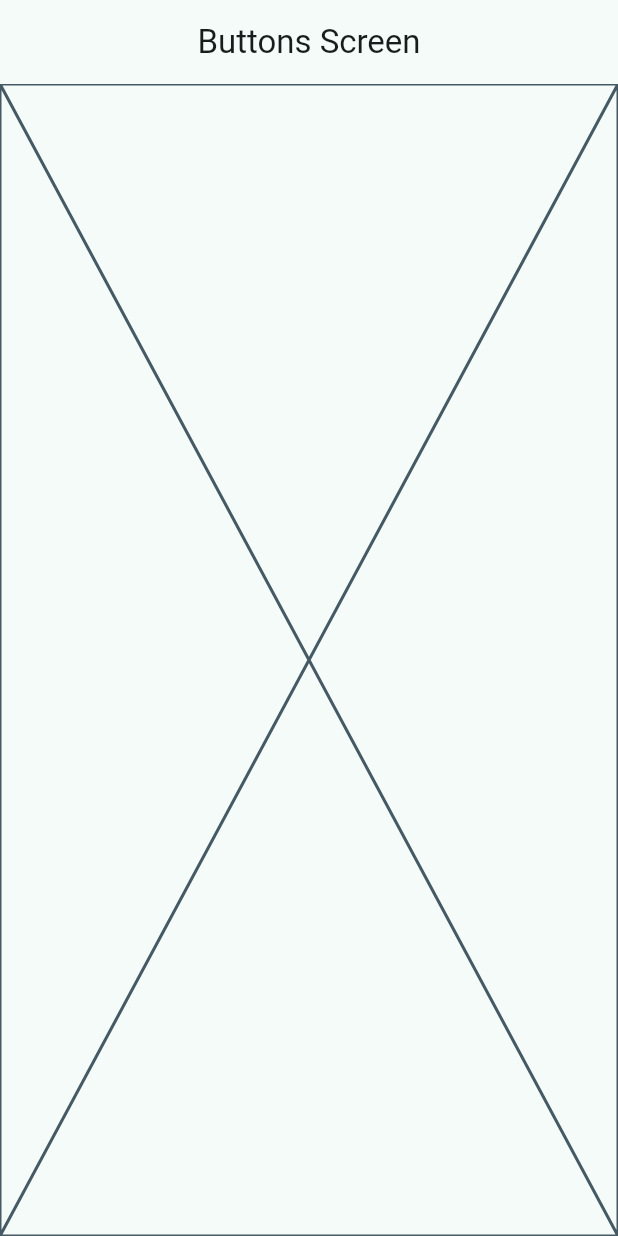
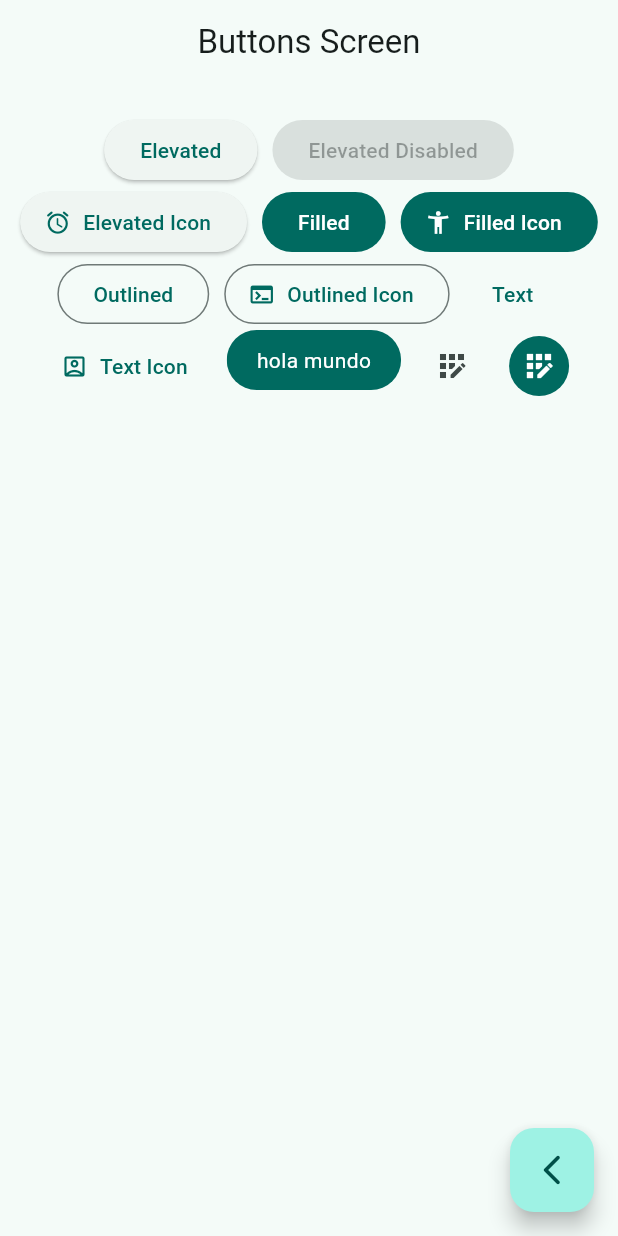
Before and after one commit to AlonsoAscencio/widgets_app, a Flutter app: the ButtonsScreen screen opened by its route, on a phone screen of 412 x 824 dp. Run offline on Flutter 3.47's test engine with Material 3 defaults, Android fonts, the phone set to English and light mode, and no system bars; our stand-ins replace go_router.

Commit message:
buttons finished

```diff
--- a/lib/config/presentation/screens/buttons/buttons_screen.dart
+++ b/lib/config/presentation/screens/buttons/buttons_screen.dart
@@ -1,7 +1,8 @@
 import 'package:flutter/material.dart';
-
+import 'package:go_router/go_router.dart';
 
 class ButtonsScreen extends StatelessWidget {
+  static const String name = 'buttons_screen';
   const ButtonsScreen({super.key});
 
   @override
@@ -10,7 +11,97 @@ class ButtonsScreen extends StatelessWidget {
       appBar: AppBar(
         title: const Text('Buttons Screen'),
       ),
-      body: const Placeholder(),
+      body: const _ButtonsView(),
+      floatingActionButton: FloatingActionButton(
+        child: const Icon(Icons.arrow_back_ios_new_rounded),
+        onPressed: () {
+          context.pop();
+        },
+      ),
     );
   }
 }
+
+class _ButtonsView extends StatelessWidget {
+  const _ButtonsView();
+
+  @override
+  Widget build(BuildContext context) {
+    final colors = Theme.of(context).colorScheme;
+
+    return SizedBox(
+      width: double.infinity,
+      child: Padding(
+        padding: const EdgeInsets.symmetric(horizontal: 10, vertical: 20),
+        child: Wrap(
+          spacing: 10,
+          alignment: WrapAlignment.center,
+          children: [
+            ElevatedButton(onPressed: () {}, child: const Text('Elevated')),
+            const ElevatedButton(
+                onPressed: null, child: Text('Elevated Disabled')),
+            ElevatedButton.icon(
+              onPressed: () {},
+              icon: const Icon(Icons.access_alarm_rounded),
+              label: const Text('Elevated Icon'),
+            ),
+            FilledButton(onPressed: () {}, child: const Text('Filled')),
+            FilledButton.icon(
+                onPressed: () {},
+                icon: const Icon(Icons.accessibility_new),
+                label: const Text('Filled Icon')),
+            OutlinedButton(onPressed: () {}, child: const Text('Outlined')),
+            OutlinedButton.icon(
+                onPressed: () {},
+                icon: const Icon(Icons.terminal),
+                label: const Text('Outlined Icon')),
+            TextButton(onPressed: () {}, child: const Text('Text')),
+            TextButton.icon(
+                onPressed: () {},
+                icon: const Icon(Icons.account_box_outlined),
+                label: const Text('Text Icon')),
+
+            // Custom Button
+            const CustomButton(),
+
+            IconButton(
+                onPressed: () {},
+                icon: const Icon(Icons.app_registration_outlined)),
+            IconButton(
+              onPressed: () {},
+              icon: const Icon(Icons.app_registration_outlined),
+              style: ButtonStyle(
+                backgroundColor: MaterialStatePropertyAll(colors.primary),
+                iconColor: const MaterialStatePropertyAll(Colors.white),
+              ),
+            ),
+          ],
+        ),
+      ),
+    );
+  }
+}
+
+
+class CustomButton extends StatelessWidget {
+  const CustomButton({super.key});
+
+  @override
+  Widget build(BuildContext context) {
+
+    final colors = Theme.of(context).colorScheme;
+
+    return ClipRRect(
+      borderRadius: BorderRadius.circular(20),
+      child: Material(
+        color: colors.primary,
+        child: InkWell(
+          onTap: () {},
+          child: const Padding(
+            padding: EdgeInsets.symmetric(horizontal: 20, vertical: 10),
+            child: Text('hola mundo', style: TextStyle(color: Colors.white),)),
+        ),
+      ),
+    );
+  }
+}
--- a/lib/config/presentation/screens/cards/cards_screen.dart
+++ b/lib/config/presentation/screens/cards/cards_screen.dart
@@ -2,6 +2,9 @@ import 'package:flutter/material.dart';
 
 
 class CardsScreen extends StatelessWidget {
+
+  static const String name = 'cards_screen';
+
   const CardsScreen({super.key});
 
   @override
--- a/lib/config/presentation/screens/home/home_screen.dart
+++ b/lib/config/presentation/screens/home/home_screen.dart
@@ -3,6 +3,9 @@ import 'package:go_router/go_router.dart';
 import 'package:widgets_app/config/menu/menu_items.dart';
 
 class HomeScreen extends StatelessWidget {
+
+  static const String name = 'home_screen';
+
   const HomeScreen({super.key});
 
   @override
--- a/lib/config/router/app_router.dart
+++ b/lib/config/router/app_router.dart
@@ -6,14 +6,17 @@ final appRouter = GoRouter(
   routes: [
     GoRoute(
       path: '/',
+      name: HomeScreen.name,
       builder: (context, state) => const HomeScreen(),
     ),
     GoRoute(
       path: '/buttons',
+      name: ButtonsScreen.name,
       builder: (context, state) => const ButtonsScreen(),
     ),
     GoRoute(
       path: '/cards',
+      name: CardsScreen.name,
       builder: (context, state) => const CardsScreen(),
     ),
 ]);
```
